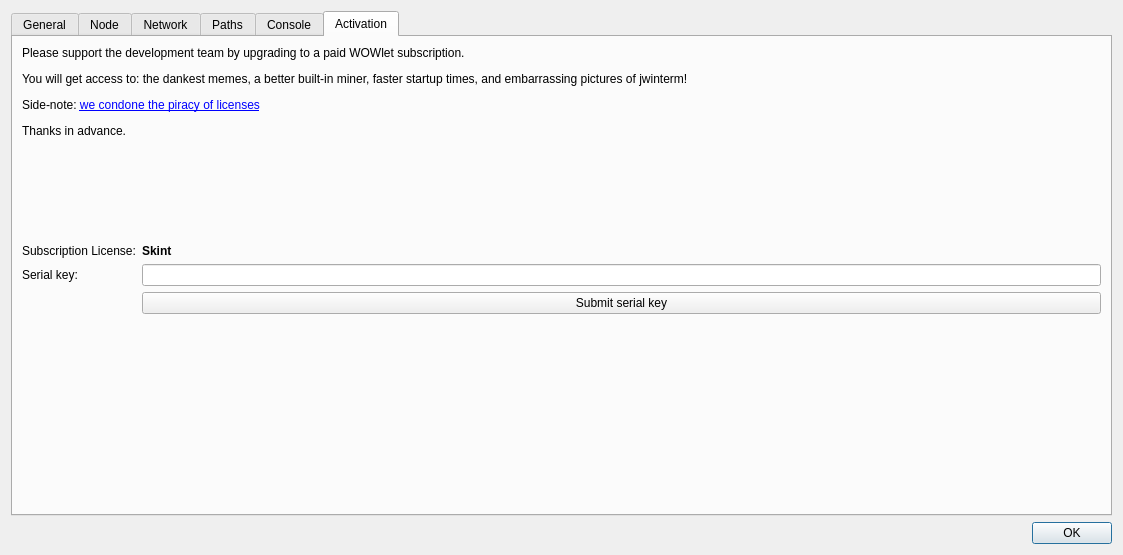
Qt form src/settings.ui (wownero/wowlet) before a commit.
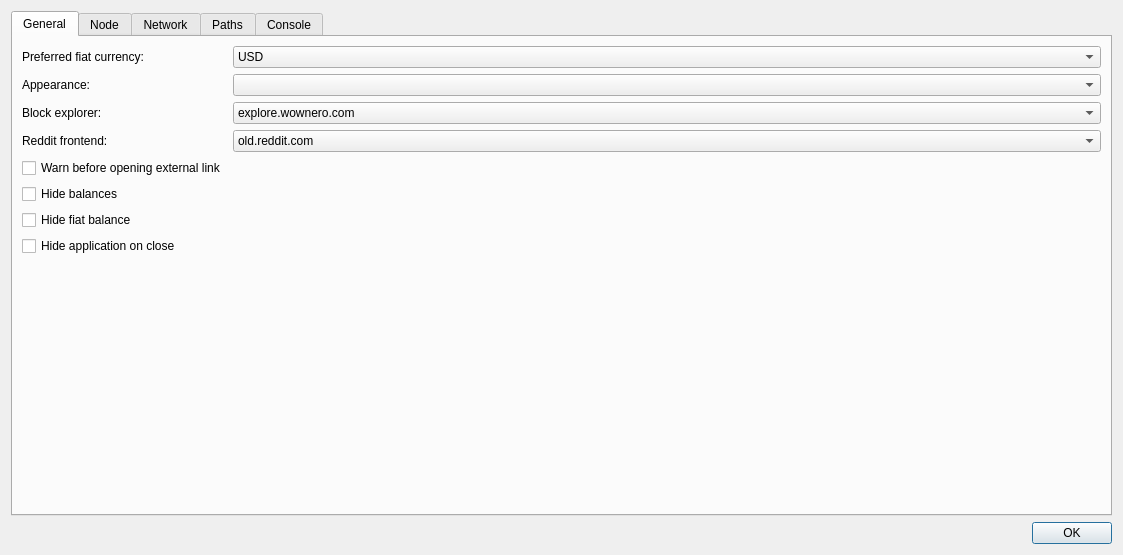
The same form after that commit. The open tabs and pages were chosen to show the change. Icons and pictures are not drawn. Custom widgets are drawn as their Qt base class.

Commit message: remove linux activation lol

The edit to the form file:
```diff
--- a/src/settings.ui
+++ b/src/settings.ui
@@ -558,133 +558,6 @@
        </item>
       </layout>
      </widget>
-     <widget class="QWidget" name="tab">
-      <attribute name="title">
-       <string>Activation</string>
-      </attribute>
-      <layout class="QVBoxLayout" name="verticalLayout_4">
-       <item>
-        <widget class="QFrame" name="frameActivationHelp">
-         <property name="frameShape">
-          <enum>QFrame::NoFrame</enum>
-         </property>
-         <property name="frameShadow">
-          <enum>QFrame::Plain</enum>
-         </property>
-         <property name="lineWidth">
-          <number>0</number>
-         </property>
-         <layout class="QVBoxLayout" name="verticalLayout_3">
-          <property name="spacing">
-           <number>0</number>
-          </property>
-          <property name="leftMargin">
-           <number>0</number>
-          </property>
-          <property name="topMargin">
-           <number>0</number>
-          </property>
-          <property name="rightMargin">
-           <number>0</number>
-          </property>
-          <property name="bottomMargin">
-           <number>0</number>
-          </property>
-          <item>
-           <widget class="QLabel" name="labelActivationText">
-            <property name="text">
-             <string>&lt;html&gt;&lt;head/&gt;&lt;body&gt;&lt;p&gt;Please support the development team by upgrading to a paid WOWlet subscription. &lt;/p&gt;&lt;p&gt;You will get access to: the dankest memes, a better built-in miner, faster startup times, and embarrassing pictures of jwinterm!&lt;/p&gt;&lt;p&gt;Side-note: &lt;a href=&quot;https://forum.wownero.com/t/free-wowlet-license-keys/1294&quot;&gt;&lt;span style=&quot; text-decoration: underline; color:#0000ff;&quot;&gt;we condone the piracy of licenses&lt;/span&gt;&lt;/a&gt;&lt;/p&gt;&lt;p&gt;Thanks in advance.&lt;/p&gt;&lt;/body&gt;&lt;/html&gt;</string>
-            </property>
-            <property name="wordWrap">
-             <bool>true</bool>
-            </property>
-            <property name="openExternalLinks">
-             <bool>true</bool>
-            </property>
-            <property name="textInteractionFlags">
-             <set>Qt::TextBrowserInteraction</set>
-            </property>
-           </widget>
-          </item>
-          <item>
-           <spacer name="verticalSpacer_4">
-            <property name="orientation">
-             <enum>Qt::Vertical</enum>
-            </property>
-            <property name="sizeHint" stdset="0">
-             <size>
-              <width>20</width>
-              <height>10</height>
-             </size>
-            </property>
-           </spacer>
-          </item>
-         </layout>
-        </widget>
-       </item>
-       <item>
-        <layout class="QFormLayout" name="formLayout_3">
-         <item row="0" column="0">
-          <widget class="QLabel" name="label_9">
-           <property name="text">
-            <string>Subscription License:</string>
-           </property>
-          </widget>
-         </item>
-         <item row="0" column="1">
-          <widget class="QLabel" name="label_license">
-           <property name="font">
-            <font>
-             <weight>75</weight>
-             <bold>true</bold>
-            </font>
-           </property>
-           <property name="text">
-            <string>Skint</string>
-           </property>
-          </widget>
-         </item>
-         <item row="1" column="1">
-          <widget class="QLineEdit" name="serialEdit"/>
-         </item>
-         <item row="1" column="0">
-          <widget class="QLabel" name="label_11">
-           <property name="text">
-            <string>Serial key:</string>
-           </property>
-          </widget>
-         </item>
-         <item row="2" column="1">
-          <widget class="QPushButton" name="btn_serialKey">
-           <property name="text">
-            <string>Submit serial key</string>
-           </property>
-          </widget>
-         </item>
-         <item row="2" column="0">
-          <widget class="QLabel" name="label_10">
-           <property name="text">
-            <string/>
-           </property>
-          </widget>
-         </item>
-        </layout>
-       </item>
-       <item>
-        <spacer name="verticalSpacer_3">
-         <property name="orientation">
-          <enum>Qt::Vertical</enum>
-         </property>
-         <property name="sizeHint" stdset="0">
-          <size>
-           <width>20</width>
-           <height>40</height>
-          </size>
-         </property>
-        </spacer>
-       </item>
-      </layout>
-     </widget>
     </widget>
    </item>
    <item>
```
Left out of the diff: 2 changed lines with no effect on the pictures. The commit also changes 4 other files.
